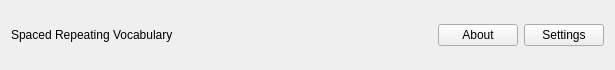
Above: src/gui/header.ui from tombranfield/spaced_repeating_vocabulary before the change. Below: the same form after it.
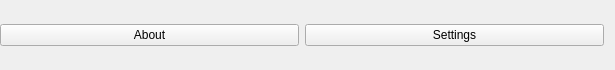
That is the form after the change.

```diff
--- a/src/gui/header.ui
+++ b/src/gui/header.ui
@@ -10,10 +10,24 @@
     <height>70</height>
    </rect>
   </property>
+  <property name="font">
+   <font>
+    <italic>false</italic>
+   </font>
+  </property>
   <property name="windowTitle">
    <string>Form</string>
   </property>
+  <property name="autoFillBackground">
+   <bool>false</bool>
+  </property>
+  <property name="styleSheet">
+   <string notr="true"/>
+  </property>
   <layout class="QHBoxLayout" name="horizontalLayout_2">
+   <property name="leftMargin">
+    <number>0</number>
+   </property>
    <property name="topMargin">
     <number>0</number>
    </property>
@@ -21,29 +35,24 @@
     <number>0</number>
    </property>
    <item>
-    <layout class="QHBoxLayout" name="horizontalLayout" stretch="0,0,0,0">
-     <item>
-      <widget class="QLabel" name="header_label">
-       <property name="text">
-        <string>Spaced Repeating Vocabulary</string>
-       </property>
-      </widget>
-     </item>
-     <item>
-      <spacer name="horizontalSpacer">
-       <property name="orientation">
-        <enum>Qt::Horizontal</enum>
-       </property>
-       <property name="sizeHint" stdset="0">
-        <size>
-         <width>40</width>
-         <height>20</height>
-        </size>
-       </property>
-      </spacer>
-     </item>
+    <layout class="QHBoxLayout" name="box" stretch="0,0">
+     <property name="leftMargin">
+      <number>0</number>
+     </property>
+     <property name="topMargin">
+      <number>0</number>
+     </property>
+     <property name="rightMargin">
+      <number>0</number>
+     </property>
+     <property name="bottomMargin">
+      <number>0</number>
+     </property>
      <item>
       <widget class="QPushButton" name="about_button">
+       <property name="styleSheet">
+        <string notr="true"/>
+       </property>
        <property name="text">
         <string>About</string>
        </property>
@@ -51,6 +60,9 @@
      </item>
      <item>
       <widget class="QPushButton" name="settings_button">
+       <property name="styleSheet">
+        <string notr="true"/>
+       </property>
        <property name="text">
         <string>Settings</string>
        </property>
```
Left out of the diff: 4 changed lines with no effect on the pictures.
